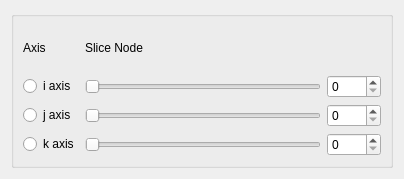
Old version of the form src/Interface/Modules/Fields/GetSliceFromStructuredFieldByIndices.ui in the repository SCIInstitute/SCIRun.
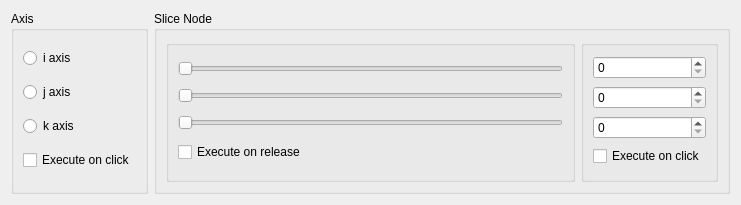
New version of the form.

Commit message: Add checkboxes for each section

```diff
--- a/src/Interface/Modules/Fields/GetSliceFromStructuredFieldByIndices.ui
+++ b/src/Interface/Modules/Fields/GetSliceFromStructuredFieldByIndices.ui
@@ -6,14 +6,14 @@
    <rect>
     <x>0</x>
     <y>0</y>
-    <width>404</width>
-    <height>179</height>
+    <width>741</width>
+    <height>205</height>
    </rect>
   </property>
   <property name="minimumSize">
    <size>
-    <width>404</width>
-    <height>179</height>
+    <width>741</width>
+    <height>205</height>
    </size>
   </property>
   <property name="windowTitle">
@@ -23,93 +23,127 @@
    <item row="0" column="0">
     <widget class="QGroupBox" name="groupBox">
      <property name="title">
-      <string/>
+      <string>Axis</string>
      </property>
-     <layout class="QGridLayout" name="gridLayout">
-      <item row="3" column="2">
-       <widget class="QSpinBox" name="kAxisSpinBox_">
-        <property name="maximum">
-         <number>9999</number>
-        </property>
-       </widget>
-      </item>
-      <item row="3" column="1">
-       <widget class="QSlider" name="kAxisHorizontalSlider_">
-        <property name="maximum">
-         <number>9999</number>
-        </property>
-        <property name="orientation">
-         <enum>Qt::Horizontal</enum>
-        </property>
-       </widget>
-      </item>
-      <item row="3" column="0">
-       <widget class="QRadioButton" name="kAxisRadioButton_">
-        <property name="text">
-         <string>k axis</string>
-        </property>
-       </widget>
-      </item>
-      <item row="2" column="2">
-       <widget class="QSpinBox" name="jAxisSpinBox_">
-        <property name="maximum">
-         <number>9999</number>
-        </property>
-       </widget>
-      </item>
-      <item row="2" column="1">
-       <widget class="QSlider" name="jAxisHorizontalSlider_">
-        <property name="maximum">
-         <number>9999</number>
-        </property>
-        <property name="orientation">
-         <enum>Qt::Horizontal</enum>
-        </property>
-       </widget>
-      </item>
-      <item row="2" column="0">
-       <widget class="QRadioButton" name="jAxisRadioButton_">
-        <property name="text">
-         <string>j axis</string>
-        </property>
-       </widget>
-      </item>
-      <item row="0" column="1">
-       <widget class="QLabel" name="label_2">
-        <property name="text">
-         <string>Slice Node</string>
-        </property>
-       </widget>
-      </item>
-      <item row="1" column="2">
-       <widget class="QSpinBox" name="iAxisSpinBox_">
-        <property name="maximum">
-         <number>9999</number>
-        </property>
-       </widget>
-      </item>
-      <item row="0" column="0">
-       <widget class="QLabel" name="label">
-        <property name="text">
-         <string>Axis</string>
-        </property>
-       </widget>
-      </item>
-      <item row="1" column="0">
+     <layout class="QVBoxLayout" name="verticalLayout">
+      <item>
        <widget class="QRadioButton" name="iAxisRadioButton_">
         <property name="text">
          <string>i axis</string>
         </property>
        </widget>
       </item>
-      <item row="1" column="1">
-       <widget class="QSlider" name="iAxisHorizontalSlider_">
-        <property name="maximum">
-         <number>9999</number>
+      <item>
+       <widget class="QRadioButton" name="jAxisRadioButton_">
+        <property name="text">
+         <string>j axis</string>
         </property>
-        <property name="orientation">
-         <enum>Qt::Horizontal</enum>
+       </widget>
+      </item>
+      <item>
+       <widget class="QRadioButton" name="kAxisRadioButton_">
+        <property name="text">
+         <string>k axis</string>
         </property>
+       </widget>
+      </item>
+      <item>
+       <widget class="QCheckBox" name="checkBox">
+        <property name="text">
+         <string>Execute on click</string>
+        </property>
+       </widget>
+      </item>
+     </layout>
+    </widget>
+   </item>
+   <item row="0" column="1">
+    <widget class="QGroupBox" name="groupBox_3">
+     <property name="title">
+      <string>Slice Node</string>
+     </property>
+     <layout class="QHBoxLayout" name="horizontalLayout">
+      <item>
+       <widget class="QGroupBox" name="groupBox_4">
+        <property name="title">
+         <string/>
+        </property>
+        <layout class="QVBoxLayout" name="verticalLayout_2">
+         <item>
+          <widget class="QSlider" name="iAxisHorizontalSlider_">
+           <property name="maximum">
+            <number>9999</number>
+           </property>
+           <property name="orientation">
+            <enum>Qt::Horizontal</enum>
+           </property>
+          </widget>
+         </item>
+         <item>
+          <widget class="QSlider" name="jAxisHorizontalSlider_">
+           <property name="maximum">
+            <number>9999</number>
+           </property>
+           <property name="orientation">
+            <enum>Qt::Horizontal</enum>
+           </property>
+          </widget>
+         </item>
+         <item>
+          <widget class="QSlider" name="kAxisHorizontalSlider_">
+           <property name="maximum">
+            <number>9999</number>
+           </property>
+           <property name="orientation">
+            <enum>Qt::Horizontal</enum>
+           </property>
+          </widget>
+         </item>
+         <item>
+          <widget class="QCheckBox" name="checkBox_2">
+           <property name="text">
+            <string>Execute on release</string>
+           </property>
+          </widget>
+         </item>
+        </layout>
+       </widget>
+      </item>
+      <item>
+       <widget class="QGroupBox" name="groupBox_5">
+        <property name="title">
+         <string/>
+        </property>
+        <layout class="QVBoxLayout" name="verticalLayout_3">
+         <item>
+          <widget class="QSpinBox" name="iAxisSpinBox_">
+           <property name="maximum">
+            <number>9999</number>
+           </property>
+          </widget>
+         </item>
+         <item>
+          <widget class="QSpinBox" name="jAxisSpinBox_">
+           <property name="maximum">
+            <number>9999</number>
+           </property>
+          </widget>
+         </item>
+         <item>
+          <widget class="QSpinBox" name="kAxisSpinBox_">
+           <property name="maximum">
+            <number>9999</number>
+           </property>
+          </widget>
+         </item>
+         <item>
+          <widget class="QCheckBox" name="checkBox_3">
+           <property name="text">
+            <string>Execute on click</string>
+           </property>
+          </widget>
+         </item>
+        </layout>
        </widget>
       </item>
      </layout>
```
Left out of the diff: 2 changed lines with no effect on the pictures.
